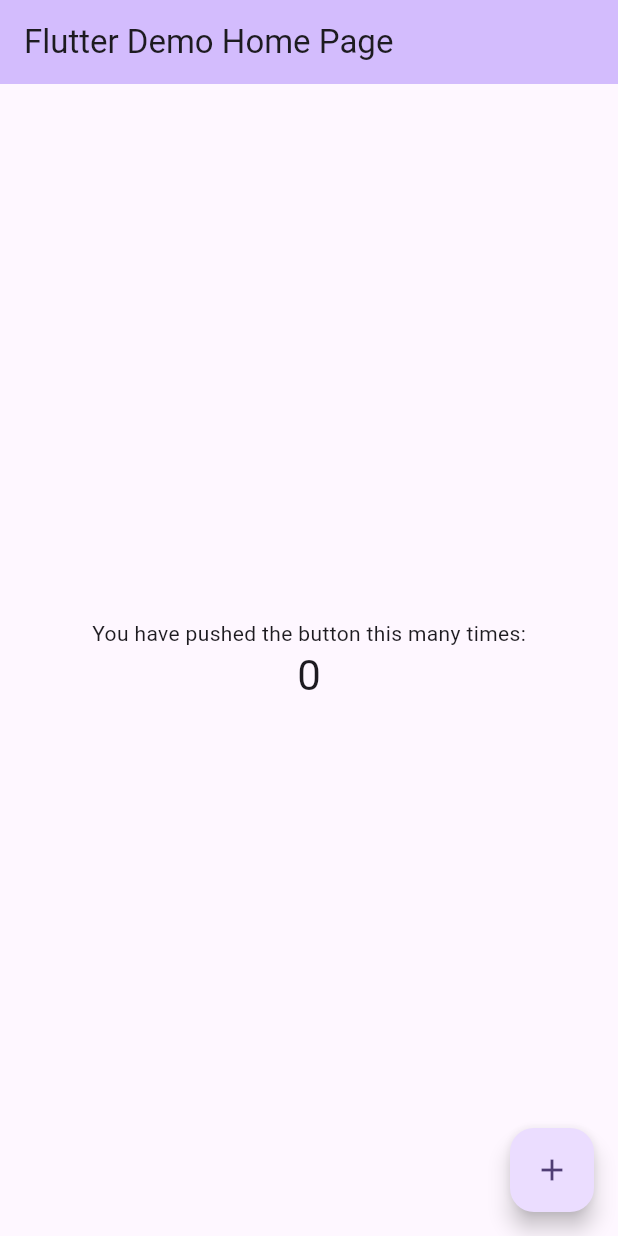
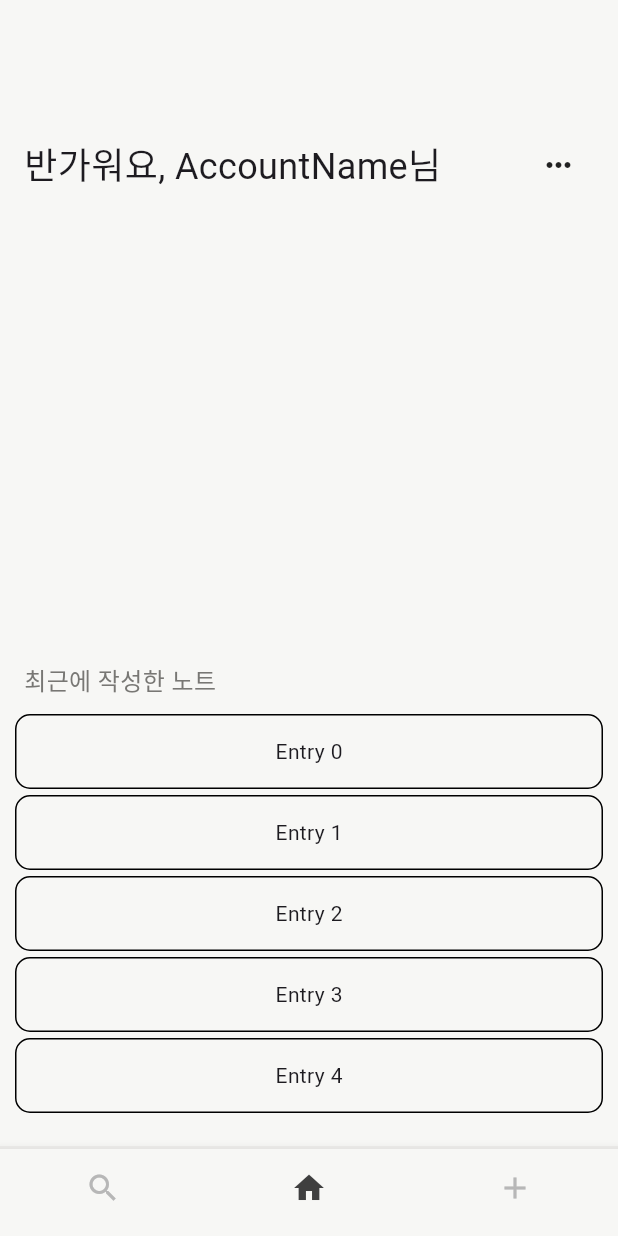
Before and after one commit to pybsh/GrammerNote, a Flutter app: the screen it shows after launch, on a phone screen of 412 x 824 dp. Run offline on Flutter 3.47's test engine with Material 3 defaults, Android fonts, the phone set to English and light mode, and no system bars; drawn by our look-alikes of fl_chart.

Commit message:
Building UI

```diff
--- /dev/null
+++ b/lib/app.dart
@@ -0,0 +1,69 @@
+import 'package:eng_grammar_checker/screens/home.dart';
+import 'package:eng_grammar_checker/screens/note.dart';
+import 'package:eng_grammar_checker/screens/search.dart';
+import 'package:flutter/material.dart';
+
+class App extends StatefulWidget {
+  const App({super.key});
+
+  @override
+  State<App> createState() => _AppState();
+}
+
+class _AppState extends State<App> {
+  var _index = 1;
+
+  final List<Widget> _pages = [
+    const Search(),
+    const Home(),
+    const Note(),
+  ];
+
+  @override
+  Widget build(BuildContext context) {
+    return Scaffold(
+      body: _pages[_index],
+      bottomNavigationBar: Theme(
+        data: ThemeData(
+          splashColor: Colors.transparent,
+          highlightColor: Colors.transparent,
+        ),
+        child: Container(
+          decoration: const BoxDecoration(
+            border: Border(
+              top: BorderSide(color: Color(0xffeeedeb), width: 2),
+            ),
+          ),
+          child: BottomNavigationBar(
+            currentIndex: _index,
+            onTap: (value) {
+              setState(() {
+                _index = value;
+              });
+            },
+            backgroundColor: const Color(0xfff7f7f5),
+            type: BottomNavigationBarType.fixed,
+            showSelectedLabels: false,
+            showUnselectedLabels: false,
+            selectedItemColor: const Color(0xff3f3f3f),
+            unselectedItemColor: const Color(0xffb7b7b7),
+            items: const <BottomNavigationBarItem>[
+              BottomNavigationBarItem(
+                icon: Icon(Icons.search),
+                label: 'Search',
+              ),
+              BottomNavigationBarItem(
+                icon: Icon(Icons.home),
+                label: 'Home',
+              ),
+              BottomNavigationBarItem(
+                icon: Icon(Icons.add),
+                label: 'Note',
+              ),
+            ],
+          ),
+        ),
+      ),
+    );
+  }
+}
--- a/lib/main.dart
+++ b/lib/main.dart
@@ -1,3 +1,4 @@
+import 'package:eng_grammar_checker/app.dart';
 import 'package:flutter/material.dart';
 
 void main() {
@@ -11,115 +12,12 @@
   @override
   Widget build(BuildContext context) {
     return MaterialApp(
-      title: 'Flutter Demo',
+      title: 'GrammarMemo',
       theme: ThemeData(
-        // This is the theme of your application.
-        //
-        // TRY THIS: Try running your application with "flutter run". You'll see
-        // the application has a purple toolbar. Then, without quitting the app,
-        // try changing the seedColor in the colorScheme below to Colors.green
-        // and then invoke "hot reload" (save your changes or press the "hot
-        // reload" button in a Flutter-supported IDE, or press "r" if you used
-        // the command line to start the app).
-        //
-        // Notice that the counter didn't reset back to zero; the application
-        // state is not lost during the reload. To reset the state, use hot
-        // restart instead.
-        //
-        // This works for code too, not just values: Most code changes can be
-        // tested with just a hot reload.
-        colorScheme: ColorScheme.fromSeed(seedColor: Colors.deepPurple),
+        scaffoldBackgroundColor: const Color(0xfff7f7f5),
         useMaterial3: true,
       ),
-      home: const MyHomePage(title: 'Flutter Demo Home Page'),
+      home: const App(),
     );
   }
 }
-
-class MyHomePage extends StatefulWidget {
-  const MyHomePage({super.key, required this.title});
-
-  // This widget is the home page of your application. It is stateful, meaning
-  // that it has a State object (defined below) that contains fields that affect
-  // how it looks.
-
-  // This class is the configuration for the state. It holds the values (in this
-  // case the title) provided by the parent (in this case the App widget) and
-  // used by the build method of the State. Fields in a Widget subclass are
-  // always marked "final".
-
-  final String title;
-
-  @override
-  State<MyHomePage> createState() => _MyHomePageState();
-}
-
-class _MyHomePageState extends State<MyHomePage> {
-  int _counter = 0;
-
-  void _incrementCounter() {
-    setState(() {
-      // This call to setState tells the Flutter framework that something has
-      // changed in this State, which causes it to rerun the build method below
-      // so that the display can reflect the updated values. If we changed
-      // _counter without calling setState(), then the build method would not be
-      // called again, and so nothing would appear to happen.
-      _counter++;
-    });
-  }
-
-  @override
-  Widget build(BuildContext context) {
-    // This method is rerun every time setState is called, for instance as done
-    // by the _incrementCounter method above.
-    //
-    // The Flutter framework has been optimized to make rerunning build methods
-    // fast, so that you can just rebuild anything that needs updating rather
-    // than having to individually change instances of widgets.
-    return Scaffold(
-      appBar: AppBar(
-        // TRY THIS: Try changing the color here to a specific color (to
-        // Colors.amber, perhaps?) and trigger a hot reload to see the AppBar
-        // change color while the other colors stay the same.
-        backgroundColor: Theme.of(context).colorScheme.inversePrimary,
-        // Here we take the value from the MyHomePage object that was created by
-        // the App.build method, and use it to set our appbar title.
-        title: Text(widget.title),
-      ),
-      body: Center(
-        // Center is a layout widget. It takes a single child and positions it
-        // in the middle of the parent.
-        child: Column(
-          // Column is also a layout widget. It takes a list of children and
-          // arranges them vertically. By default, it sizes itself to fit its
-          // children horizontally, and tries to be as tall as its parent.
-          //
-          // Column has various properties to control how it sizes itself and
-          // how it positions its children. Here we use mainAxisAlignment to
-          // center the children vertically; the main axis here is the vertical
-          // axis because Columns are vertical (the cross axis would be
-          // horizontal).
-          //
-          // TRY THIS: Invoke "debug painting" (choose the "Toggle Debug Paint"
-          // action in the IDE, or press "p" in the console), to see the
-          // wireframe for each widget.
-          mainAxisAlignment: MainAxisAlignment.center,
-          children: <Widget>[
-            const Text(
-              'You have pushed the button this many times:',
-            ),
-            Text(
-              '$_counter',
-              style: Theme.of(context).textTheme.headlineMedium,
-            ),
-          ],
-        ),
-      ),
-      floatingActionButton: FloatingActionButton(
-        onPressed: _incrementCounter,
-        tooltip: 'Increment',
-        child: const Icon(Icons.add),
-      ), // This trailing comma makes auto-formatting nicer for build methods.
-    );
-  }
-}
--- /dev/null
+++ b/lib/screens/home.dart
@@ -0,0 +1,64 @@
+import 'package:eng_grammar_checker/widgets/memolist.dart';
+import 'package:fl_chart/fl_chart.dart';
+import 'package:flutter/material.dart';
+
+class Home extends StatefulWidget {
+  const Home({super.key});
+
+  @override
+  State<Home> createState() => _HomeState();
+}
+
+class _HomeState extends State<Home> {
+  @override
+  Widget build(BuildContext context) {
+    return Scaffold(
+      body: Column(
+        crossAxisAlignment: CrossAxisAlignment.start,
+        children: [
+          const Padding(
+            padding: EdgeInsets.only(top: 92, left: 16, bottom: 16),
+            child: Row(
+              children: [
+                Expanded(
+                  flex: 4,
+                  child: Text(
+                    '반가워요, AccountName님',
+                    style: TextStyle(fontSize: 24),
+                  ),
+                ),
+                Expanded(
+                  flex: 1,
+                  child: Icon(Icons.more_horiz),
+                ),
+              ],
+            ),
+          ),
+          Expanded(
+            child: PieChart(
+              PieChartData(
+                  // read about it in the PieChartData section
+                  ),
+              swapAnimationDuration:
+                  const Duration(milliseconds: 150), // Optional
+              swapAnimationCurve: Curves.linear, // Optional
+            ),
+          ),
+          const Padding(
+            padding: EdgeInsets.symmetric(horizontal: 16),
+            child: Text(
+              "최근에 작성한 노트",
+              style: TextStyle(
+                fontSize: 16,
+                color: Color(0xff787774),
+              ),
+            ),
+          ),
+          Expanded(
+            child: notelist_builder(),
+          ),
+        ],
+      ),
+    );
+  }
+}
--- /dev/null
+++ b/lib/widgets/memolist.dart
@@ -0,0 +1,23 @@
+import 'package:flutter/material.dart';
+
+// ignore: non_constant_identifier_names
+Widget notelist_builder() {
+  return ListView.builder(
+    physics: const NeverScrollableScrollPhysics(),
+    padding: const EdgeInsets.all(8),
+    itemCount: 5,
+    itemBuilder: (BuildContext context, int index) {
+      return Padding(
+        padding: const EdgeInsets.all(2),
+        child: Container(
+          height: 50,
+          decoration: BoxDecoration(
+            border: Border.all(color: Colors.black),
+            borderRadius: BorderRadius.circular(10),
+          ),
+          child: Center(child: Text('Entry $index')),
+        ),
+      );
+    },
+  );
+}
--- a/pubspec.yaml
+++ b/pubspec.yaml
@@ -35,6 +35,7 @@ dependencies:
   # The following adds the Cupertino Icons font to your application.
   # Use with the CupertinoIcons class for iOS style icons.
   cupertino_icons: ^1.0.8
+  fl_chart: ^0.69.0
 
 dev_dependencies:
   flutter_test:
```
Also changed, not shown: lib/screens/note.dart (added, +55 -0 lines), lib/screens/search.dart (added, +50 -0 lines), pubspec.lock.
